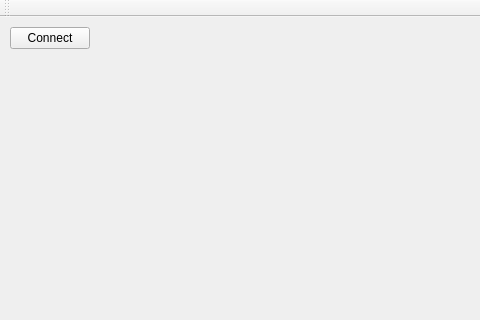
This is mainwindow.ui in al1img/SndBackendSim as Qt 5 draws it before an edit; both pictures show x 0 to 480 and y 0 to 320 of the 850 by 462 pixel window. The edited form follows.
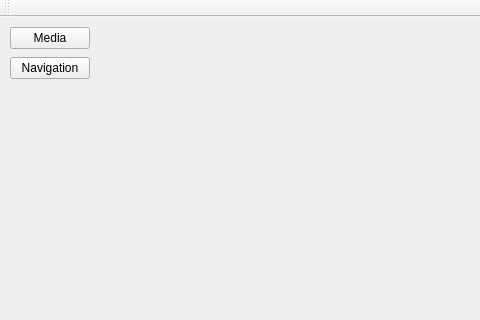
This is the edited form.

Patch:
```diff
--- a/mainwindow.ui
+++ b/mainwindow.ui
@@ -23,8 +23,39 @@
       <height>22</height>
      </rect>
     </property>
+    <property name="autoFillBackground">
+     <bool>false</bool>
+    </property>
     <property name="text">
-     <string>Connect</string>
+     <string>Media</string>
+    </property>
+    <property name="checkable">
+     <bool>true</bool>
+    </property>
+    <property name="checked">
+     <bool>false</bool>
+    </property>
+    <property name="autoExclusive">
+     <bool>false</bool>
+    </property>
+   </widget>
+   <widget class="QPushButton" name="btnNavigation">
+    <property name="geometry">
+     <rect>
+      <x>10</x>
+      <y>40</y>
+      <width>80</width>
+      <height>22</height>
+     </rect>
+    </property>
+    <property name="text">
+     <string>Navigation</string>
+    </property>
+    <property name="checkable">
+     <bool>true</bool>
+    </property>
+    <property name="autoExclusive">
+     <bool>false</bool>
     </property>
    </widget>
   </widget>
```
Left out of the diff: 24 changed lines with no effect on the pictures.
